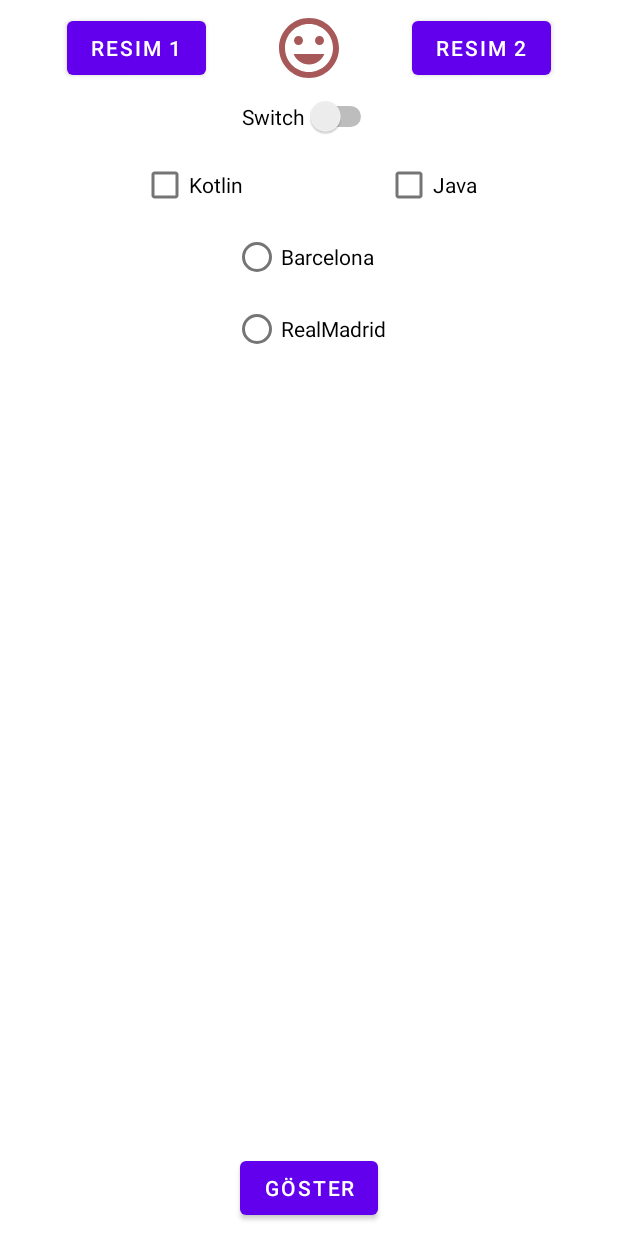
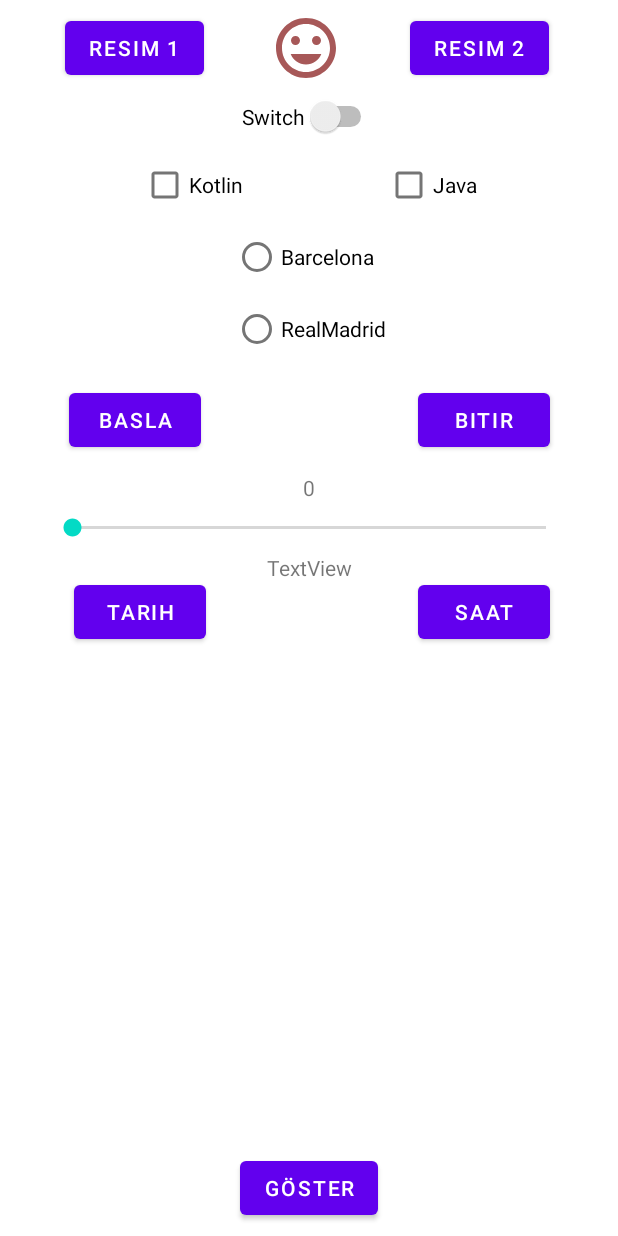
Before and after one commit to SerapErcel/WidgetsKullanimi, an Android app: the layout activity_main.xml on its own in the app's theme, with its tools: preview values and no code run, on a phone screen of 412 x 824 dp. Run offline under Robolectric (Android 15) with nearby library versions, the phone set to English and light mode, and no system bars.

Commit message:
Add slider, time and date picker

```diff
--- a/app/src/main/java/com/serapercel/widgetskullanimi/MainActivity.kt
+++ b/app/src/main/java/com/serapercel/widgetskullanimi/MainActivity.kt
@@ -1,9 +1,14 @@
 package com.serapercel.widgetskullanimi
 
+import android.app.DatePickerDialog
+import android.app.TimePickerDialog
 import androidx.appcompat.app.AppCompatActivity
 import android.os.Bundle
 import android.util.Log
+import android.view.View
+import android.widget.SeekBar
 import com.serapercel.widgetskullanimi.databinding.ActivityMainBinding
+import java.util.Calendar
 
 class MainActivity : AppCompatActivity() {
     private lateinit var binding: ActivityMainBinding
@@ -68,12 +73,59 @@ class MainActivity : AppCompatActivity() {
             }
         }
 
+        // ProgressBar
+        binding.buttonBasla.setOnClickListener {
+            binding.progressBar.visibility = View.VISIBLE
+        }
+        binding.buttonBitir.setOnClickListener {
+            binding.progressBar.visibility = View.INVISIBLE
+        }
+
+        // Slider
+        binding.slider.setOnSeekBarChangeListener(object : SeekBar.OnSeekBarChangeListener {
+            override fun onProgressChanged(p0: SeekBar?, p1: Int, p2: Boolean) {
+                binding.textViewSonuc.text = p1.toString()
+            }
+
+            override fun onStartTrackingTouch(p0: SeekBar?) {}
+
+            override fun onStopTrackingTouch(p0: SeekBar?) {}
+        })
+
+        // TimePicker
+        binding.buttonSaat.setOnClickListener {
+            val calendar = Calendar.getInstance()
+            val saat = calendar.get(Calendar.HOUR_OF_DAY)
+            val dakika = calendar.get(Calendar.MINUTE)
+
+            val tp = TimePickerDialog(this, { t, s, dk ->
+                binding.textViewZaman.text = "$s : $dk"
+            }, saat, dakika, true)
+            tp.show()
+
+        }
+
+        // DatePicker
+        binding.buttonTarih.setOnClickListener {
+            val calendar = Calendar.getInstance()
+            val yil = calendar.get(Calendar.YEAR)
+            val ay = calendar.get(Calendar.MONTH)
+            val gun = calendar.get(Calendar.DAY_OF_MONTH)
+
+            val dp = DatePickerDialog(this, { d, y, a, g ->
+                binding.textViewZaman.text = "$g/${a + 1}/$y"
+            }, yil, ay, gun)
+            dp.show()
+        }
+
         binding.butonGoster.setOnClickListener {
             Log.e("widgets", "Switch durum : ${binding.switch1.isChecked}")
-            Log.e("widgets", "Switch durum : ${binding.checkBoxKotlin.isChecked}")
-            Log.e("widgets", "Switch durum : ${binding.checkBoxJava.isChecked}")
-            Log.e("widgets", "Switch durum : ${binding.radioButtonBarcelona.isChecked}")
-            Log.e("widgets", "Switch durum : ${binding.radioButtonRealMadrid.isChecked}")
+            Log.e("widgets", "Kotlin durum : ${binding.checkBoxKotlin.isChecked}")
+            Log.e("widgets", "Java durum : ${binding.checkBoxJava.isChecked}")
+            Log.e("widgets", "Barcelona durum : ${binding.radioButtonBarcelona.isChecked}")
+            Log.e("widgets", "Real Madrid durum : ${binding.radioButtonRealMadrid.isChecked}")
+            Log.e("widgets", "Slider durum : ${binding.slider.progress}")
+
         }
     }
 }
--- a/app/src/main/res/layout/activity_main.xml
+++ b/app/src/main/res/layout/activity_main.xml
@@ -5,6 +5,28 @@
     android:layout_width="match_parent"
     android:layout_height="match_parent"
     tools:context=".MainActivity">
+
+    <Button
+        android:id="@+id/buttonBasla"
+        android:layout_width="wrap_content"
+        android:layout_height="wrap_content"
+        android:layout_marginTop="256dp"
+        android:text="Basla"
+        app:layout_constraintEnd_toStartOf="@+id/imageView"
+        app:layout_constraintHorizontal_bias="0.5"
+        app:layout_constraintStart_toStartOf="parent"
+        app:layout_constraintTop_toTopOf="parent" />
+
+    <Button
+        android:id="@+id/buttonTarih"
+        android:layout_width="wrap_content"
+        android:layout_height="wrap_content"
+        android:layout_marginTop="384dp"
+        android:text="Tarih"
+        app:layout_constraintEnd_toStartOf="@+id/imageView"
+        app:layout_constraintHorizontal_bias="0.538"
+        app:layout_constraintStart_toStartOf="parent"
+        app:layout_constraintTop_toTopOf="parent" />
 
     <Button
         android:id="@+id/buttonResim1"
@@ -28,6 +50,28 @@
         app:layout_constraintStart_toEndOf="@+id/imageView"
         app:layout_constraintTop_toTopOf="parent" />
 
+    <Button
+        android:id="@+id/buttonBitir"
+        android:layout_width="wrap_content"
+        android:layout_height="wrap_content"
+        android:layout_marginTop="256dp"
+        android:text="Bitir"
+        app:layout_constraintEnd_toEndOf="parent"
+        app:layout_constraintHorizontal_bias="0.531"
+        app:layout_constraintStart_toEndOf="@+id/imageView"
+        app:layout_constraintTop_toTopOf="parent" />
+
+    <Button
+        android:id="@+id/buttonSaat"
+        android:layout_width="wrap_content"
+        android:layout_height="wrap_content"
+        android:layout_marginTop="384dp"
+        android:text="Saat"
+        app:layout_constraintEnd_toEndOf="parent"
+        app:layout_constraintHorizontal_bias="0.531"
+        app:layout_constraintStart_toEndOf="@+id/imageView"
+        app:layout_constraintTop_toTopOf="parent" />
+
     <ImageView
         android:id="@+id/imageView"
         android:layout_width="wrap_content"
@@ -35,7 +79,7 @@
         android:layout_marginTop="8dp"
         app:layout_constraintEnd_toStartOf="@+id/buttonResim2"
         app:layout_constraintHorizontal_bias="0.5"
-        app:layout_constraintStart_toEndOf="@+id/buttonResim1"
+        app:layout_constraintStart_toEndOf="@+id/buttonBasla"
         app:layout_constraintTop_toTopOf="parent"
         app:srcCompat="@drawable/resim1" />
 
@@ -84,6 +128,7 @@
         app:layout_constraintTop_toBottomOf="@+id/switch1" />
 
     <RadioGroup
+        android:id="@+id/radioGroup"
         android:layout_width="wrap_content"
         android:layout_height="wrap_content"
         app:layout_constraintEnd_toEndOf="parent"
@@ -103,4 +148,51 @@
             android:layout_height="wrap_content"
             android:text="RealMadrid" />
     </RadioGroup>
+
+    <ProgressBar
+        android:id="@+id/progressBar"
+        style="?android:attr/progressBarStyle"
+        android:layout_width="wrap_content"
+        android:layout_height="wrap_content"
+        android:layout_marginTop="16dp"
+        android:visibility="invisible"
+        app:layout_constraintEnd_toStartOf="@+id/buttonBitir"
+        app:layout_constraintStart_toEndOf="@+id/buttonBasla"
+        app:layout_constraintTop_toBottomOf="@+id/radioGroup" />
+
+    <TextView
+        android:id="@+id/textViewSonuc"
+        android:layout_width="wrap_content"
+        android:layout_height="wrap_content"
+        android:layout_marginTop="8dp"
+        android:text="0"
+        app:layout_constraintEnd_toEndOf="parent"
+        app:layout_constraintHorizontal_bias="0.5"
+        app:layout_constraintStart_toStartOf="parent"
+        app:layout_constraintTop_toBottomOf="@+id/progressBar" />
+
+    <SeekBar
+        android:id="@+id/slider"
+        android:layout_width="0dp"
+        android:layout_height="wrap_content"
+        android:layout_marginStart="32dp"
+        android:layout_marginTop="8dp"
+        android:layout_marginEnd="32dp"
+        android:max="100"
+        android:progress="0"
+        app:layout_constraintEnd_toEndOf="parent"
+        app:layout_constraintHorizontal_bias="0.5"
+        app:layout_constraintStart_toStartOf="parent"
+        app:layout_constraintTop_toBottomOf="@+id/textViewSonuc" />
+
+    <TextView
+        android:id="@+id/textViewZaman"
+        android:layout_width="wrap_content"
+        android:layout_height="wrap_content"
+        android:layout_marginTop="8dp"
+        android:text="TextView"
+        app:layout_constraintEnd_toEndOf="parent"
+        app:layout_constraintHorizontal_bias="0.5"
+        app:layout_constraintStart_toStartOf="parent"
+        app:layout_constraintTop_toBottomOf="@+id/slider" />
 </androidx.constraintlayout.widget.ConstraintLayout>
```
